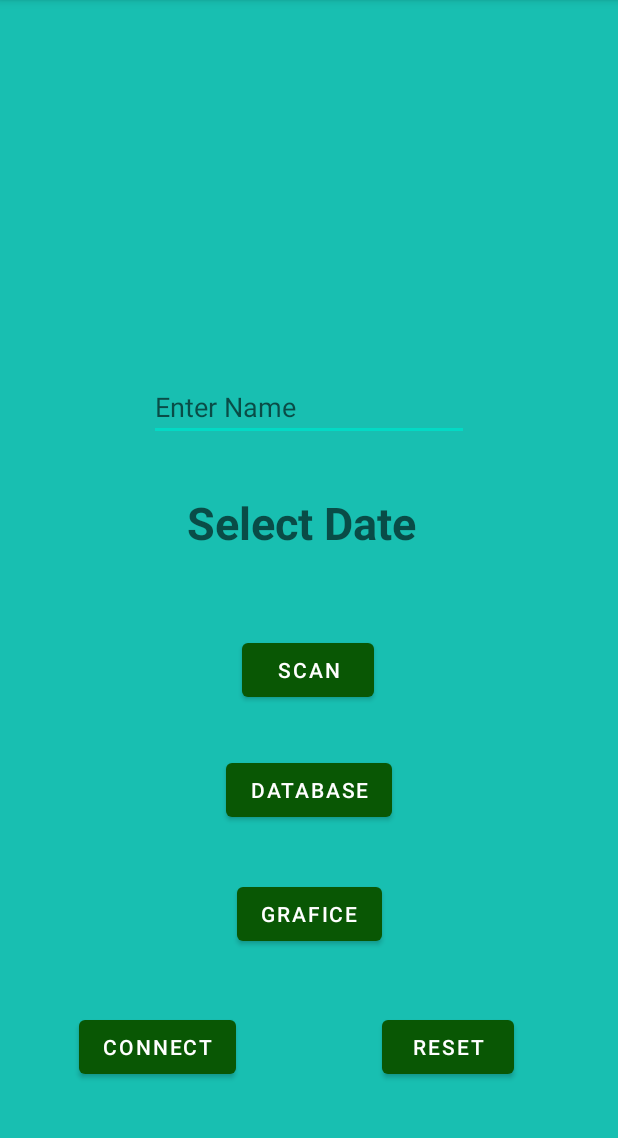
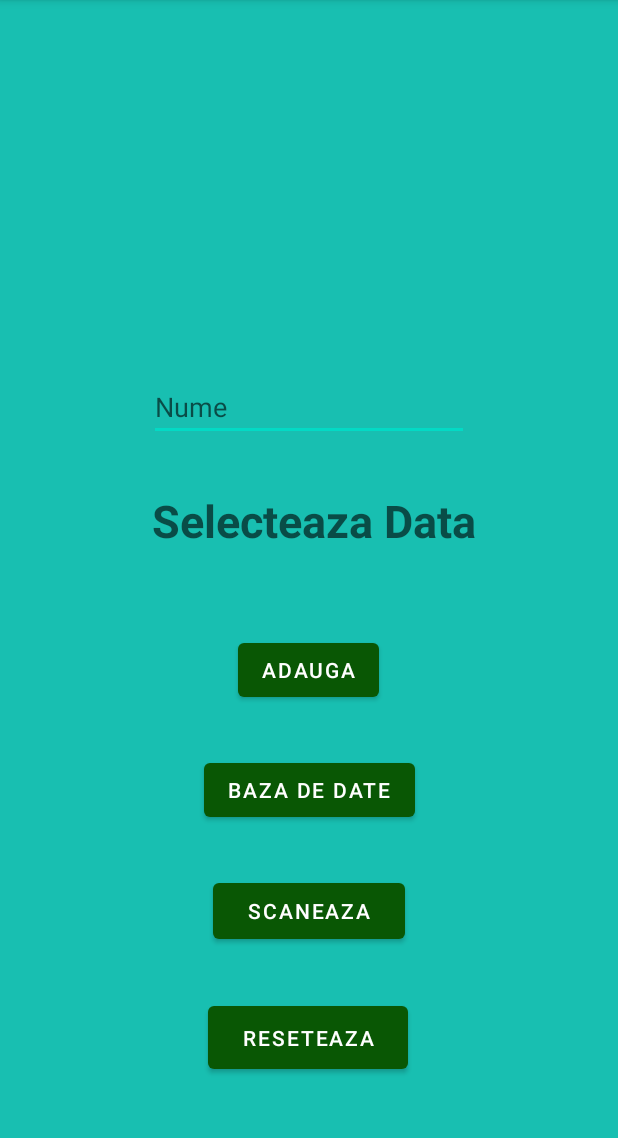
Before and after one commit to blackjohny97/Temperature-Checker, an Android app: the screen it shows after launch (MainActivity), on a phone screen of 412 x 824 dp, the part 84-1222 px from its top. Run offline under Robolectric (Android 15) with nearby library versions, the phone set to English and light mode, and no system bars.

Commit message:
last update

```diff
--- a/app/src/main/java/com/example/test2/MainActivity.java
+++ b/app/src/main/java/com/example/test2/MainActivity.java
@@ -32,24 +32,21 @@ public class MainActivity extends AppCompatActivity {
     public final static String MODULE_MAC = "00:20:08:00:28:6F";
     public final static int REQUEST_ENABLE_BT = 1;
     private static final UUID MY_UUID = UUID.fromString("00001101-0000-1000-8000-00805f9b34fb");
-    BluetoothAdapter bta;                 //bluetooth stuff
-    BluetoothSocket mmSocket;             //bluetooth stuff
-    BluetoothDevice mmDevice;             //bluetooth stuff
-    ConnectedThread btt = null;           //Our custom thread
-    public Handler mHandler;              //this receives messages from thread
-    Button scan, Databtn, butongrafice, reset, connect;
+    BluetoothAdapter bta;
+    BluetoothSocket mmSocket;
+    BluetoothDevice mmDevice;
+    ConnectedThread btt = null;
+    public Handler mHandler;
+    Button scan, Databtn, reset, connect;
     EditText NameTxt;
     TextView DateTxt;
     TextView temperatura;
     MainActivity2 PaginaDoi = new MainActivity2();
-    MainActivity3 PaginaTrei = new MainActivity3();
+
     private static final String TAG ="MainActivity";
     public DatePickerDialog.OnDateSetListener mDateSetListener;
     String comanda = "A";
-// butonul scan este cel care adauga in baza de date,
-// butonul Databtn este cel care face tranzitia la screen-ul 2 in care este baza de date,
-// butonul butongrafice este cel pentru tranzitia la screen-ul cu grafice,
-// datapicker este utilizat pentru un pop-up dialog pentru a alege data
+
     @Override
     protected void onCreate(Bundle savedInstanceState) {
         super.onCreate(savedInstanceState);
@@ -59,13 +56,13 @@ public class MainActivity extends AppCompatActivity {
         connect = findViewById(R.id.connect);
         Databtn = findViewById(R.id.DataBtn);
         NameTxt = (EditText) findViewById(R.id.NameTxt);
-        butongrafice = findViewById(R.id.butongrafice);
+
         reset = findViewById(R.id.reset);
         temperatura = (TextView) findViewById(R.id.temperatura);
         DateTxt = (TextView) findViewById(R.id.DateTxt);
 
         DateTxt.setOnClickListener(new View.OnClickListener() {
-//setarile ferestrei de dialog pentru alegerea datei
+
             @RequiresApi(api = Build.VERSION_CODES.N)
             @Override
             public void onClick(View v) {
@@ -80,7 +77,7 @@ public class MainActivity extends AppCompatActivity {
                 dialog.show();
             }
         });
-//obiectul returnat de datapicker convertit ca string pentru a putea fi introdus in baza de date
+
         mDateSetListener = new DatePickerDialog.OnDateSetListener() {
             @Override
             public void onDateSet(DatePicker dataPicker, int year, int month, int day) {
@@ -107,12 +104,7 @@ public class MainActivity extends AppCompatActivity {
             @RequiresApi(api = Build.VERSION_CODES.LOLLIPOP)
             @Override
             public void onClick(View v) {
-//butonul care adauga in baza de date formand un obiect de tip modelare tabel pentru a fi introdus in baza de date,
-// valoarea float 0.0 va fi inlocuita de o variabila double care va fi primita prin bluetooth de la un Arduino(modificare care mai trebuie facuta)
-                /*if (mmSocket.isConnected() && btt != null) {
-                    btt.write(comanda.getBytes());
-                }
-*/
+
                 ModelareTabel modelareTabel;
 
                 try {
@@ -125,18 +117,10 @@ public class MainActivity extends AppCompatActivity {
                 }
 
                 DatabaseClass databaseClass = new DatabaseClass(MainActivity.this);
-//adaugare, iar toast este un mesaj de confirmare care va aparea la finalizarea executiei in aplicatie
+
                 boolean adaugat = databaseClass.Adauga(modelareTabel);
-                Toast.makeText(MainActivity.this, "A mers" + adaugat, Toast.LENGTH_SHORT).show();
+                Toast.makeText(MainActivity.this, "Inregistrare reusita: " + adaugat, Toast.LENGTH_SHORT).show();
 
-            }
-        });
-
-        butongrafice.setOnClickListener(new View.OnClickListener() {
-            @Override
-            public void onClick(View v) {
-                Intent intent1 = new Intent(v.getContext(), MainActivity3.class);
-                startActivity(intent1);
             }
         });
 
@@ -157,7 +141,7 @@ public class MainActivity extends AppCompatActivity {
         });
 
         bta = BluetoothAdapter.getDefaultAdapter();
-        //if bluetooth is not enabled then create Intent for user to turn it on
+
         if(bta == null){
             Toast.makeText(getApplicationContext(), "Bluetooth not available", Toast.LENGTH_LONG).show();
         }
@@ -168,23 +152,23 @@ public class MainActivity extends AppCompatActivity {
             } else {
                 switch(initiateBluetoothProcess()){
                     case 0:
-                        temperatura.append("Connected");
+                        temperatura.append("Conectat");
                         break;
                     case 1:
-                        temperatura.append("Can\\'t establish connection\n");
+                        temperatura.append("Nu se poate conecta\n");
                         break;
                     case 2:
-                        temperatura.append("Can\\'t close mmSocket\n");
+                        temperatura.append("Nu se inchide mmSocket\n");
                         break;
                     default:
-                        temperatura.append("Unknown status\n");
+                        temperatura.append("status necunoscut\n");
                         break;
                 }
             }
         }
     }
 
-    @Override //when you return from another activity, this is the first function that it's called
+    @Override
     protected void onActivityResult(int requestCode, int resultCode, Intent data) {
         super.onActivityResult(requestCode, resultCode, data);
 
@@ -198,11 +182,11 @@ public class MainActivity extends AppCompatActivity {
             if(btt!=null) {
                 btt.cancel();
             }
-            //attempt to connect to bluetooth module
+
             BluetoothSocket tmp;
             mmDevice = bta.getRemoteDevice(MODULE_MAC);
 
-            //create socket
+
             try {
                 tmp = mmDevice.createRfcommSocketToServiceRecord(MY_UUID);
                 mmSocket = tmp;
@@ -212,16 +196,16 @@ public class MainActivity extends AppCompatActivity {
                 try {
                     mmSocket.close();
                 } catch (IOException c) {
-                    return 2; //mmSocket close error
+                    return 2;
                 }
-                return 1; //Connection error
+                return 1;
             }
 
             Log.i("[BLUETOOTH]", "Creating handler");
             mHandler = new Handler(Looper.getMainLooper()) {
                 @Override
                 public void handleMessage(Message msg) {
-                    //super.handleMessage(msg);
+
                     if (msg.what == ConnectedThread.RESPONSE_MESSAGE) {
                         String txt = (String) msg.obj;
                         temperatura.append(txt + "\n");
--- a/app/src/main/res/layout/activity_main.xml
+++ b/app/src/main/res/layout/activity_main.xml
@@ -11,7 +11,7 @@
         android:id="@+id/scan"
         android:layout_width="wrap_content"
         android:layout_height="wrap_content"
-        android:text="Scan"
+        android:text="Adauga"
         android:textColor="#FFFFFF"
         app:backgroundTint="#095704"
         app:layout_constraintBottom_toBottomOf="parent"
@@ -25,7 +25,7 @@
         android:id="@+id/DataBtn"
         android:layout_width="wrap_content"
         android:layout_height="wrap_content"
-        android:text="Database"
+        android:text="Baza de date"
         android:textColor="#FFFFFF"
         app:backgroundTint="#095704"
         app:layout_constraintBottom_toBottomOf="parent"
@@ -51,7 +51,7 @@
         android:layout_width="wrap_content"
         android:layout_height="wrap_content"
         android:ems="10"
-        android:hint="Enter Name"
+        android:hint="Nume"
         android:inputType="textPersonName"
         android:textColor="#095704"
         app:layout_constraintBottom_toBottomOf="parent"
@@ -60,58 +60,46 @@
         app:layout_constraintTop_toTopOf="parent"
         app:layout_constraintVertical_bias="0.344" />
 
+    <TextView
+        android:id="@+id/DateTxt"
+        android:layout_width="224dp"
+        android:layout_height="63dp"
+        android:hint="Selecteaza Data"
+        android:textColor="#095704"
+        android:textSize="30sp"
+        android:textStyle="bold"
+        app:layout_constraintBottom_toTopOf="@+id/scan"
+        app:layout_constraintEnd_toEndOf="parent"
+        app:layout_constraintHorizontal_bias="0.538"
+        app:layout_constraintStart_toStartOf="parent"
+        app:layout_constraintTop_toBottomOf="@+id/NameTxt" />
+
     <Button
-        android:id="@+id/butongrafice"
-        android:layout_width="wrap_content"
-        android:layout_height="wrap_content"
-        android:text="Grafice"
+        android:id="@+id/reset"
+        android:layout_width="133dp"
+        android:layout_height="54dp"
+        android:text="Reseteaza"
+        android:textColor="#FFFFFF"
+        app:backgroundTint="#095704"
+        app:layout_constraintBottom_toBottomOf="parent"
+        app:layout_constraintEnd_toEndOf="parent"
+        app:layout_constraintHorizontal_bias="0.498"
+        app:layout_constraintStart_toStartOf="parent"
+        app:layout_constraintTop_toBottomOf="@+id/connect"
+        app:layout_constraintVertical_bias="0.402" />
+
+    <Button
+        android:id="@+id/connect"
+        android:layout_width="128dp"
+        android:layout_height="49dp"
+        android:layout_marginBottom="16dp"
+        android:text="Scaneaza"
         android:textColor="#FFFFFF"
         app:backgroundTint="#095704"
         app:layout_constraintBottom_toBottomOf="parent"
         app:layout_constraintEnd_toEndOf="parent"
         app:layout_constraintStart_toStartOf="parent"
         app:layout_constraintTop_toBottomOf="@+id/DataBtn"
-        app:layout_constraintVertical_bias="0.206" />
-
-    <TextView
-        android:id="@+id/DateTxt"
-        android:layout_width="163dp"
-        android:layout_height="61dp"
-        android:hint="Select Date"
-        android:textColor="#095704"
-        android:textSize="30sp"
-        android:textStyle="bold"
-        app:layout_constraintBottom_toTopOf="@+id/scan"
-        app:layout_constraintEnd_toEndOf="parent"
-        app:layout_constraintStart_toStartOf="parent"
-        app:layout_constraintTop_toBottomOf="@+id/NameTxt" />
-
-    <Button
-        android:id="@+id/reset"
-        android:layout_width="wrap_content"
-        android:layout_height="wrap_content"
-        android:text="Reset"
-        android:textColor="#FFFFFF"
-        app:backgroundTint="#095704"
-        app:layout_constraintBottom_toBottomOf="parent"
-        app:layout_constraintEnd_toEndOf="parent"
-        app:layout_constraintHorizontal_bias="0.786"
-        app:layout_constraintStart_toStartOf="parent"
-        app:layout_constraintTop_toBottomOf="@+id/butongrafice"
-        app:layout_constraintVertical_bias="0.466" />
-
-    <Button
-        android:id="@+id/connect"
-        android:layout_width="wrap_content"
-        android:layout_height="wrap_content"
-        android:text="Connect"
-        android:textColor="#FFFFFF"
-        app:backgroundTint="#095704"
-        app:layout_constraintBottom_toBottomOf="parent"
-        app:layout_constraintEnd_toStartOf="@+id/reset"
-        app:layout_constraintHorizontal_bias="0.352"
-        app:layout_constraintStart_toStartOf="parent"
-        app:layout_constraintTop_toBottomOf="@+id/butongrafice"
-        app:layout_constraintVertical_bias="0.466" />
+        app:layout_constraintVertical_bias="0.21" />
 
 </androidx.constraintlayout.widget.ConstraintLayout>
```
Also changed, not shown: app/src/main/java/com/example/test2/DatabaseClass.java (+11 -29 lines), app/src/main/java/com/example/test2/MainActivity2.java (+7 -8 lines), app/src/main/java/com/example/test2/ModelareTabel.java (+3 -8 lines).
